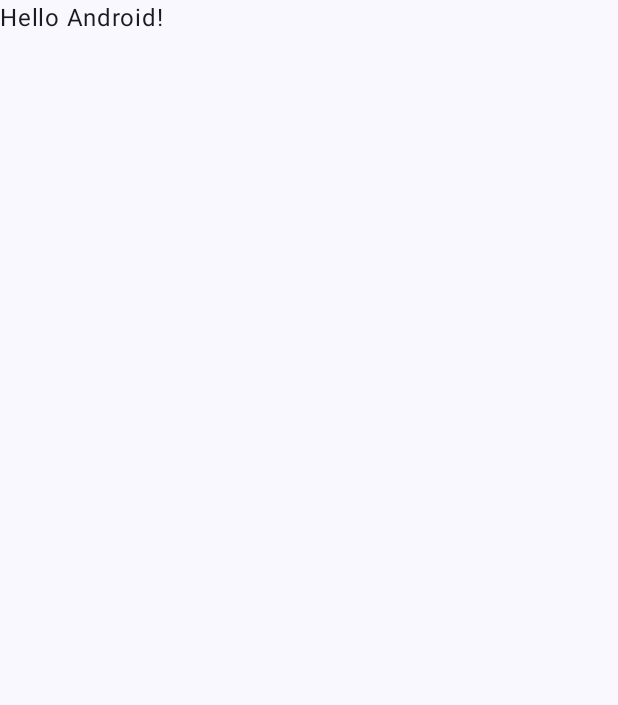
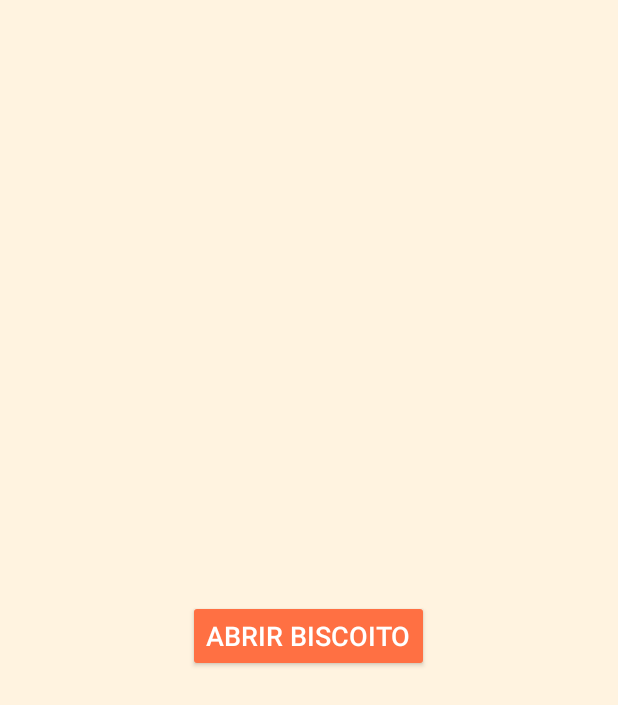
Before and after one commit to thiagohrm/Senai-Grupo11-AIDL-Biscoito-da-Sorte, an Android app built with Jetpack Compose: the screen it shows after launch (MainActivity), on a phone screen of 412 x 824 dp. Before the commit the part shown is almost empty. Shown: the top 705 px of the screen. Run offline under Robolectric (Android 15) with nearby library versions, the phone set to English and light mode, and no system bars.

Commit message:
UI (#3)
* redame

* UI_Update

---------

Co-authored-by: Adriano Silva <asilv562@ford.com>

```diff
--- a/app/src/main/java/com/senai/grupo11/biscoitodasorte/MainActivity.kt
+++ b/app/src/main/java/com/senai/grupo11/biscoitodasorte/MainActivity.kt
@@ -1,47 +1,31 @@
 package com.senai.grupo11.biscoitodasorte
 
 import android.os.Bundle
+import android.view.View
+import android.widget.Button
+import android.widget.TextView
 import androidx.activity.ComponentActivity
-import androidx.activity.compose.setContent
-import androidx.activity.enableEdgeToEdge
-import androidx.compose.foundation.layout.fillMaxSize
-import androidx.compose.foundation.layout.padding
-import androidx.compose.material3.Scaffold
-import androidx.compose.material3.Text
-import androidx.compose.runtime.Composable
-import androidx.compose.ui.Modifier
-import androidx.compose.ui.tooling.preview.Preview
-import com.senai.grupo11.biscoitodasorte.ui.theme.BiscoitoDaSorteTheme
 
 class MainActivity : ComponentActivity() {
+    private val fortunes = listOf(
+        "Hoje é seu dia de sorte!",
+        "A vida é uma jornada, aproveite cada passo.",
+        "A felicidade está ao seu alcance.",
+        "Você encontrará a resposta em breve.",
+        "Uma nova aventura está prestes a começar."
+    )
+
     override fun onCreate(savedInstanceState: Bundle?) {
         super.onCreate(savedInstanceState)
-        enableEdgeToEdge()
-        setContent {
-            BiscoitoDaSorteTheme {
-                Scaffold(modifier = Modifier.fillMaxSize()) { innerPadding ->
-                    Greeting(
-                        name = "Android",
-                        modifier = Modifier.padding(innerPadding)
-                    )
-                }
-            }
+        setContentView(R.layout.activity_main) // Inflate o layout XML
+
+        val fortuneMessageTextView: TextView = findViewById(R.id.fortuneMessageTextView)
+        val revealFortuneButton: Button = findViewById(R.id.revealFortuneButton)
+
+        revealFortuneButton.setOnClickListener {
+            val randomFortune = fortunes.random() // Seleciona uma mensagem aleatória
+            fortuneMessageTextView.text = randomFortune
+            fortuneMessageTextView.visibility = View.VISIBLE // Torna o TextView visível
         }
     }
 }
-
-@Composable
-fun Greeting(name: String, modifier: Modifier = Modifier) {
-    Text(
-        text = "Hello $name!",
-        modifier = modifier
-    )
-}
-
-@Preview(showBackground = true)
-@Composable
-fun GreetingPreview() {
-    BiscoitoDaSorteTheme {
-        Greeting("Android")
-    }
-}
--- /dev/null
+++ b/app/src/main/res/layout/activity_main.xml
@@ -0,0 +1,31 @@
+<!-- res/layout/activity_main.xml -->
+<LinearLayout xmlns:android="http://schemas.android.com/apk/res/android"
+    android:layout_width="match_parent"
+    android:layout_height="match_parent"
+    android:orientation="vertical"
+    android:gravity="center"
+    android:padding="16dp"
+    android:background="#FFF3E0"> <!-- Fundo de cor creme -->
+
+    <TextView
+        android:id="@+id/fortuneMessageTextView"
+        android:layout_width="wrap_content"
+        android:layout_height="wrap_content"
+        android:text="Clique para sua sorte!"
+        android:textSize="24sp"
+        android:textColor="#D84315"
+        android:gravity="center"
+        android:padding="16dp"
+        android:visibility="gone"/> <!-- Inicialmente invisível -->
+
+    <Button
+        android:id="@+id/revealFortuneButton"
+        android:layout_width="wrap_content"
+        android:layout_height="wrap_content"
+        android:text="Abrir Biscoito"
+        android:textSize="18sp"
+        android:backgroundTint="#FF7043"
+        android:textColor="#FFFFFF"
+        android:layout_marginTop="24dp"/>
+
+</LinearLayout>
```
Also changed, not shown: 1 other file.
